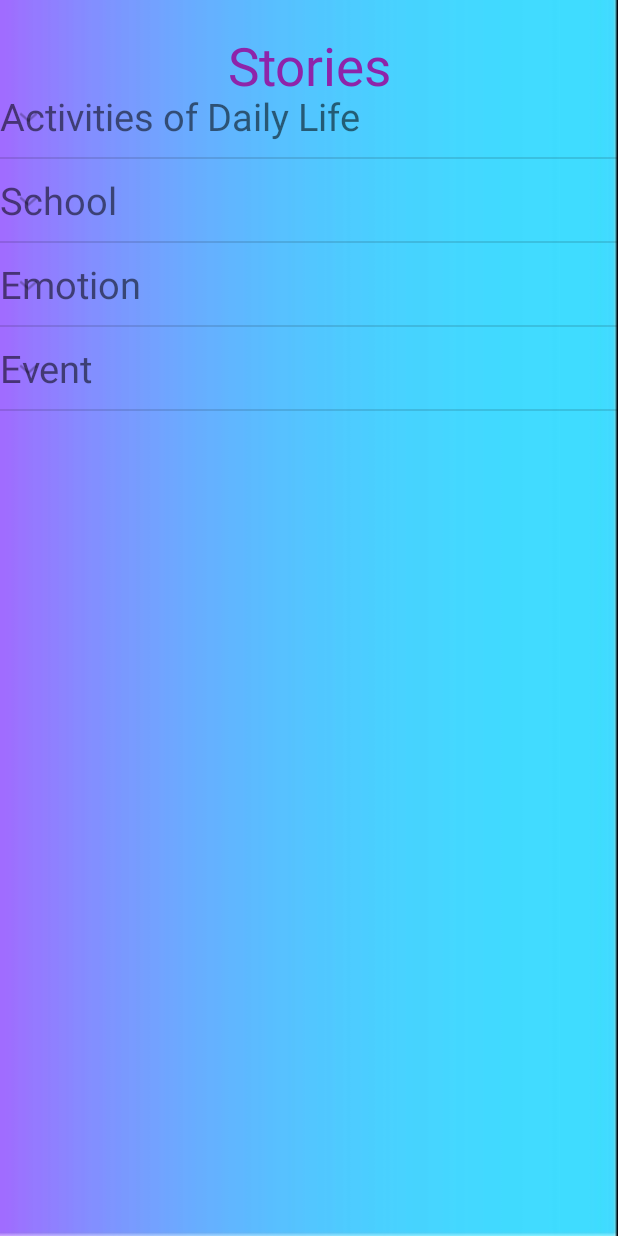
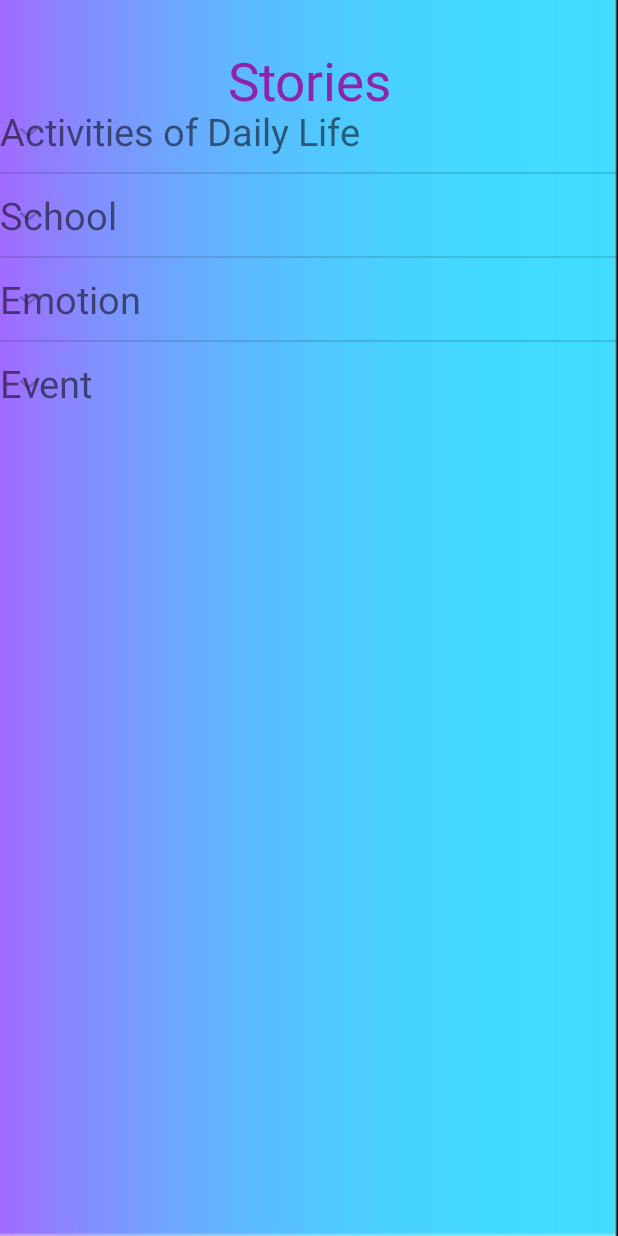
Before and after one commit to roypriya/MyApplication, an Android app: the Menu_SocialStoryCategory screen opened directly, with no data from a screen before it, on a phone screen of 412 x 824 dp. Run offline under Robolectric (Android 15) with nearby library versions, the phone set to English and light mode, and no system bars; Roboto replaces fonts that are not available here.

```diff
--- a/app/src/main/res/layout/activity_menu__social_story_category.xml
+++ b/app/src/main/res/layout/activity_menu__social_story_category.xml
@@ -8,7 +8,8 @@
     tools:context=".Menu_SocialStoryCategory">
 
     <TextView
-        android:paddingTop="20dp"
+        android:paddingTop="30dp"
+
         android:id="@+id/categoryText1"
         android:layout_width="match_parent"
         android:layout_height="wrap_content"
@@ -20,10 +21,10 @@
         android:gravity="center_horizontal" />
 
     <ExpandableListView
-        android:paddingTop="50dp"
+        android:paddingTop="60dp"
         android:layout_width="match_parent"
         android:id="@+id/expandableListView"
-        android:layout_height="match_parent"
+        android:layout_height="wrap_content"
         ></ExpandableListView>
 
 </RelativeLayout>
```
